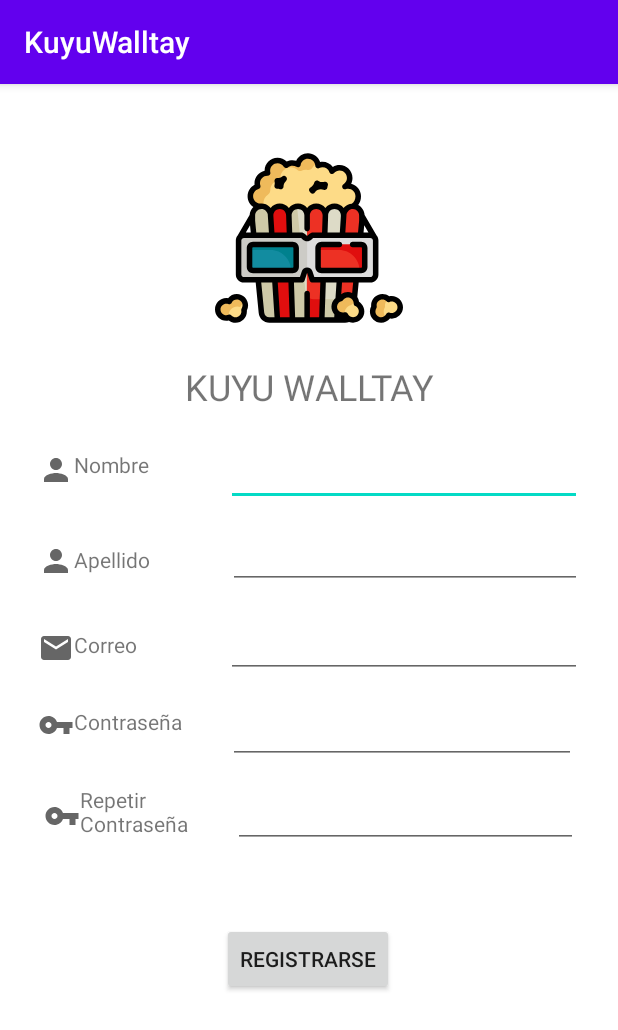
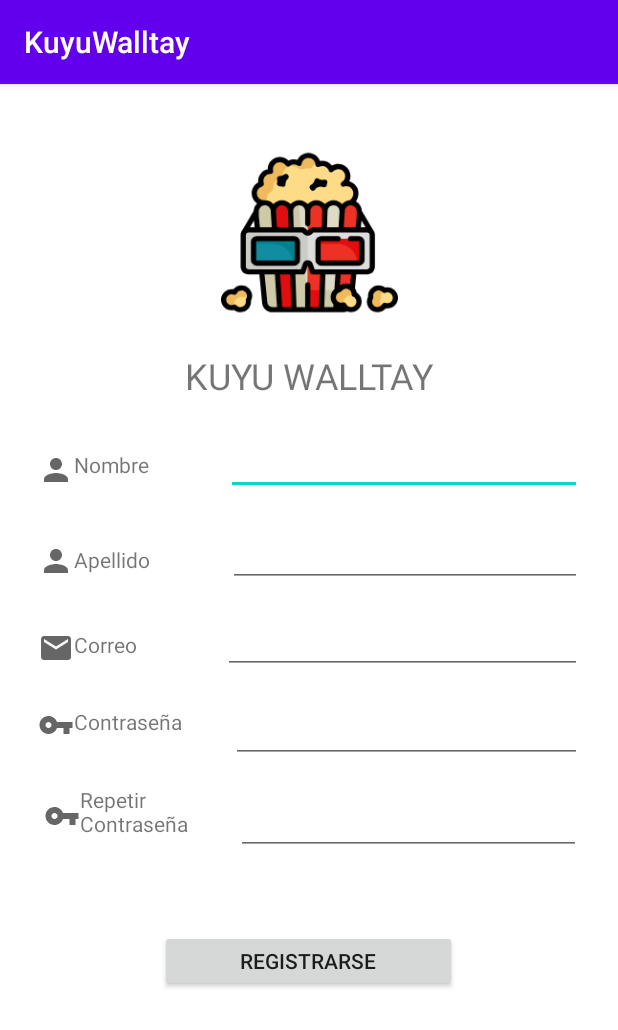
Before and after one commit to Dayarenth/AplicacionesMoviles, an Android app: the activityRegistrar screen opened directly, with no data from a screen before it, on a phone screen of 412 x 824 dp. Shown: the top 1030 px of the screen. Run offline under Robolectric (Android 15) with nearby library versions, the phone set to English and light mode, and no system bars.

Commit message:
Actualizacion de Interfaces _ Emi Atiencie

```diff
--- a/KuyuWalltay/app/src/main/AndroidManifest.xml
+++ b/KuyuWalltay/app/src/main/AndroidManifest.xml
@@ -9,7 +9,8 @@
         android:roundIcon="@mipmap/ic_launcher_round"
         android:supportsRtl="true"
         android:theme="@style/AppTheme">
-        <activity android:name=".activity_listaPeliculas"></activity>
+        <activity android:name=".PrincipalActivity"></activity>
+        <activity android:name=".activity_listaPeliculas" />
         <activity android:name=".activityRegistrar" />
         <activity android:name=".MainActivity">
             <intent-filter>
--- a/KuyuWalltay/app/src/main/res/layout/activity_lista_peliculas.xml
+++ b/KuyuWalltay/app/src/main/res/layout/activity_lista_peliculas.xml
@@ -9,8 +9,8 @@
     <GridView
         android:id="@+id/grid"
         android:layout_width="match_parent"
-        android:layout_height="match_parent"
-        android:background="@android:color/darker_gray"
+        android:layout_height="743dp"
+        android:background="#FFFFFF"
         android:numColumns="3"
         tools:layout_editor_absoluteX="0dp"
         tools:layout_editor_absoluteY="0dp" />
--- a/KuyuWalltay/app/src/main/res/layout/activity_main.xml
+++ b/KuyuWalltay/app/src/main/res/layout/activity_main.xml
@@ -27,11 +27,11 @@
         tools:ignore="VectorDrawableCompat" />
 
     <TextView
-        android:id="@+id/textView"
+        android:id="@+id/textViewNombreApp"
         android:layout_width="180dp"
         android:layout_height="39dp"
         android:layout_marginTop="50dp"
-        android:text="KUYU WALLTAY"
+        android:text="@string/textViewNombreApp"
         android:textSize="24sp"
         app:layout_constraintEnd_toEndOf="@+id/imagen1"
         app:layout_constraintStart_toStartOf="@+id/imagen1"
@@ -47,7 +47,7 @@
         android:inputType="textEmailAddress"
         app:layout_constraintEnd_toEndOf="@+id/imagen1"
         app:layout_constraintStart_toStartOf="@+id/imagen1"
-        app:layout_constraintTop_toBottomOf="@+id/textView"
+        app:layout_constraintTop_toBottomOf="@+id/textViewNombreApp"
         android:drawableLeft="@drawable/ic_baseline_person_24"/>
 
     <EditText
--- a/KuyuWalltay/app/src/main/res/layout/activity_registrar.xml
+++ b/KuyuWalltay/app/src/main/res/layout/activity_registrar.xml
@@ -21,8 +21,8 @@
 
     <ImageView
         android:id="@+id/imageView"
-        android:layout_width="161dp"
-        android:layout_height="125dp"
+        android:layout_width="355dp"
+        android:layout_height="118dp"
         android:layout_marginStart="50dp"
         android:layout_marginLeft="50dp"
         android:layout_marginTop="40dp"
@@ -39,7 +39,7 @@
         android:layout_width="wrap_content"
         android:layout_height="wrap_content"
         android:layout_marginTop="20dp"
-        android:text="KUYU WALLTAY"
+        android:text="@string/textViewNombreApp"
         android:textSize="24sp"
         app:layout_constraintEnd_toEndOf="@+id/imageView"
         app:layout_constraintStart_toStartOf="@+id/imageView"
@@ -55,7 +55,7 @@
         android:drawableLeft="@drawable/ic_baseline_person_24"
         android:text="@string/textViewNombre"
         app:layout_constraintEnd_toStartOf="@+id/editTextNombre"
-        app:layout_constraintStart_toStartOf="@+id/textView3"
+        app:layout_constraintStart_toStartOf="@+id/imageView"
         app:layout_constraintTop_toTopOf="parent" />
 
     <TextView
@@ -96,8 +96,8 @@
         android:layout_marginLeft="20dp"
         android:layout_marginTop="16dp"
         android:ems="10"
-        android:inputType="textPersonName"
-        app:layout_constraintEnd_toEndOf="@+id/textView3"
+        android:inputType="textShortMessage"
+        app:layout_constraintEnd_toEndOf="@+id/imageView"
         app:layout_constraintStart_toEndOf="@+id/textViewNombre"
         app:layout_constraintTop_toBottomOf="@+id/textView3" />
 
@@ -107,7 +107,7 @@
         android:layout_height="45dp"
         android:layout_marginStart="20dp"
         android:layout_marginLeft="20dp"
-        android:layout_marginTop="10dp"
+        android:layout_marginTop="16dp"
         android:ems="10"
         android:inputType="textPersonName"
         app:layout_constraintEnd_toEndOf="@+id/editTextNombre"
@@ -116,9 +116,9 @@
         app:layout_constraintTop_toBottomOf="@+id/editTextNombre" />
 
     <EditText
-        android:id="@+id/editTextEmail"
-        android:layout_width="237dp"
-        android:layout_height="43dp"
+        android:id="@+id/editTextCorreo"
+        android:layout_width="239dp"
+        android:layout_height="42dp"
         android:layout_marginTop="16dp"
         android:ems="10"
         android:inputType="textPersonName"
@@ -129,22 +129,20 @@
 
     <EditText
         android:id="@+id/editTextContraseña"
-        android:layout_width="232dp"
-        android:layout_height="37dp"
-        android:layout_marginTop="20dp"
-        android:layout_marginEnd="4dp"
-        android:layout_marginRight="4dp"
+        android:layout_width="234dp"
+        android:layout_height="43dp"
+        android:layout_marginTop="16dp"
         android:ems="10"
         android:inputType="textPersonName"
-        app:layout_constraintEnd_toEndOf="@+id/editTextEmail"
+        app:layout_constraintEnd_toEndOf="@+id/editTextCorreo"
         app:layout_constraintHorizontal_bias="1.0"
         app:layout_constraintStart_toEndOf="@+id/textViewContraseña"
-        app:layout_constraintTop_toBottomOf="@+id/editTextEmail" />
+        app:layout_constraintTop_toBottomOf="@+id/editTextCorreo" />
 
     <EditText
         android:id="@+id/editTextRepContraseña"
         android:layout_width="230dp"
-        android:layout_height="40dp"
+        android:layout_height="wrap_content"
         android:layout_marginStart="24dp"
         android:layout_marginLeft="24dp"
         android:layout_marginTop="16dp"
@@ -156,8 +154,8 @@
 
     <Button
         android:id="@+id/btnIngresarReg"
-        android:layout_width="wrap_content"
-        android:layout_height="wrap_content"
+        android:layout_width="198dp"
+        android:layout_height="41dp"
         android:layout_marginStart="50dp"
         android:layout_marginLeft="50dp"
         android:layout_marginTop="50dp"
--- a/KuyuWalltay/app/src/main/res/values/strings.xml
+++ b/KuyuWalltay/app/src/main/res/values/strings.xml
@@ -7,4 +7,6 @@
     <string name="textViewRepetirContraseña">Repetir Contraseña</string>
     <string name="btnRegistrar">REGISTRARSE</string>
     <string name="btnIngresar">INGRESAR</string>
+    <string name="editTextNombre">Ingrese su Nombre</string>
+    <string name="textViewNombreApp">KUYU WALLTAY</string>
 </resources>
```
Also changed, not shown: KuyuWalltay/app/src/main/java/com/moviles/kuyuwalltay/PrincipalActivity.kt (added, +11 -0 lines), KuyuWalltay/app/src/main/res/layout/activity_principal.xml (added, +33 -0 lines).
